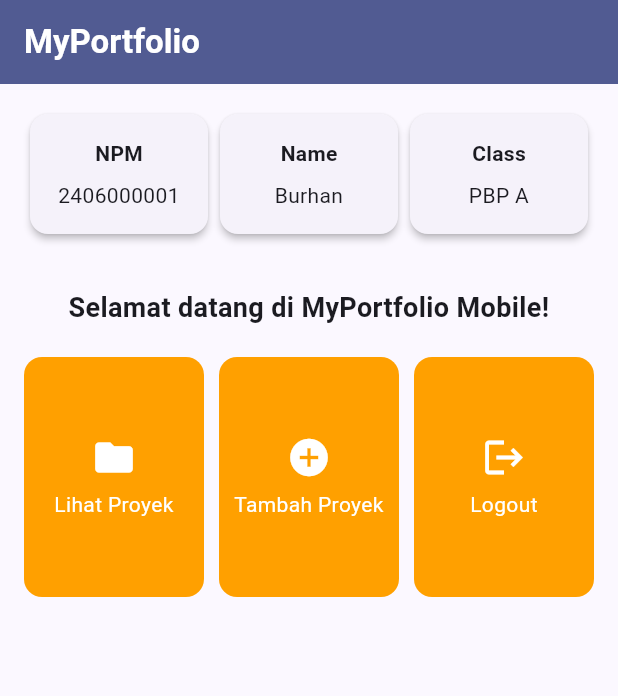
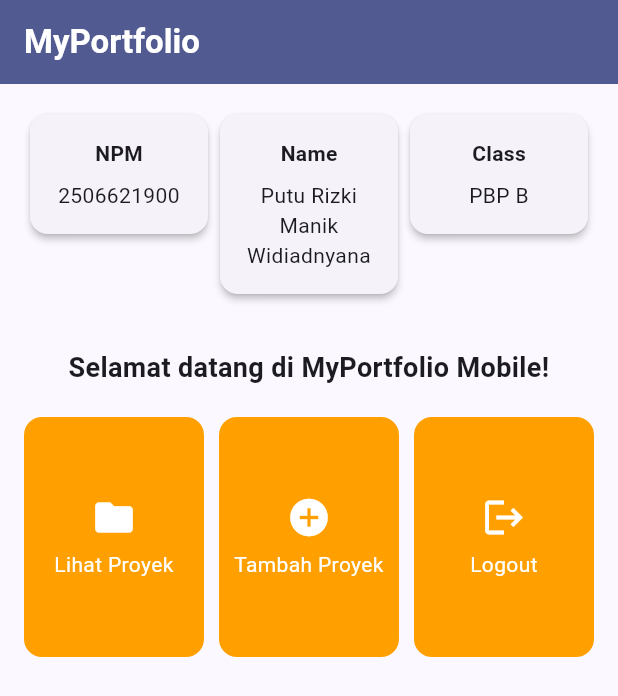
Before and after one commit to RizkiManik-W/myportofolio_mobile, a Flutter app: the screen it shows after launch, on a phone screen of 412 x 824 dp. Shown: the top 696 px of the screen. Run offline on Flutter 3.47's test engine with Material 3 defaults, Android fonts, the phone set to English and light mode, and no system bars.

Commit message:
update: replace tutorial sample identity with my NPM, name, and class

```diff
--- a/lib/menu.dart
+++ b/lib/menu.dart
@@ -3,9 +3,9 @@ import 'package:flutter/material.dart';
 class MyHomePage extends StatelessWidget {
   const MyHomePage({super.key});
 
-  final String npm = '2406000001';
-  final String nama = 'Burhan';
-  final String kelas = 'PBP A';
+  final String npm = '2506621900';
+  final String nama = 'Putu Rizki Manik Widiadnyana';
+  final String kelas = 'PBP B';
 
   final List<ItemHomepage> items = const [
     ItemHomepage('Lihat Proyek', Icons.folder),
```
Also changed, not shown: 1 other file.
